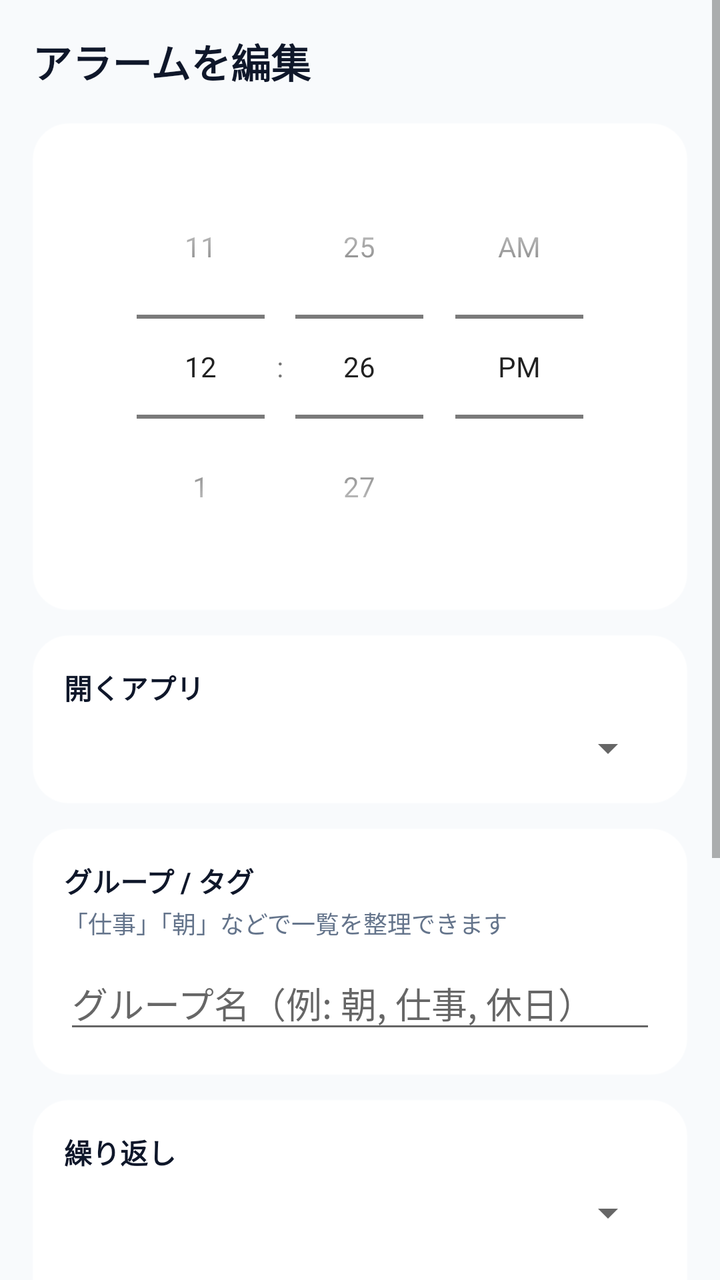
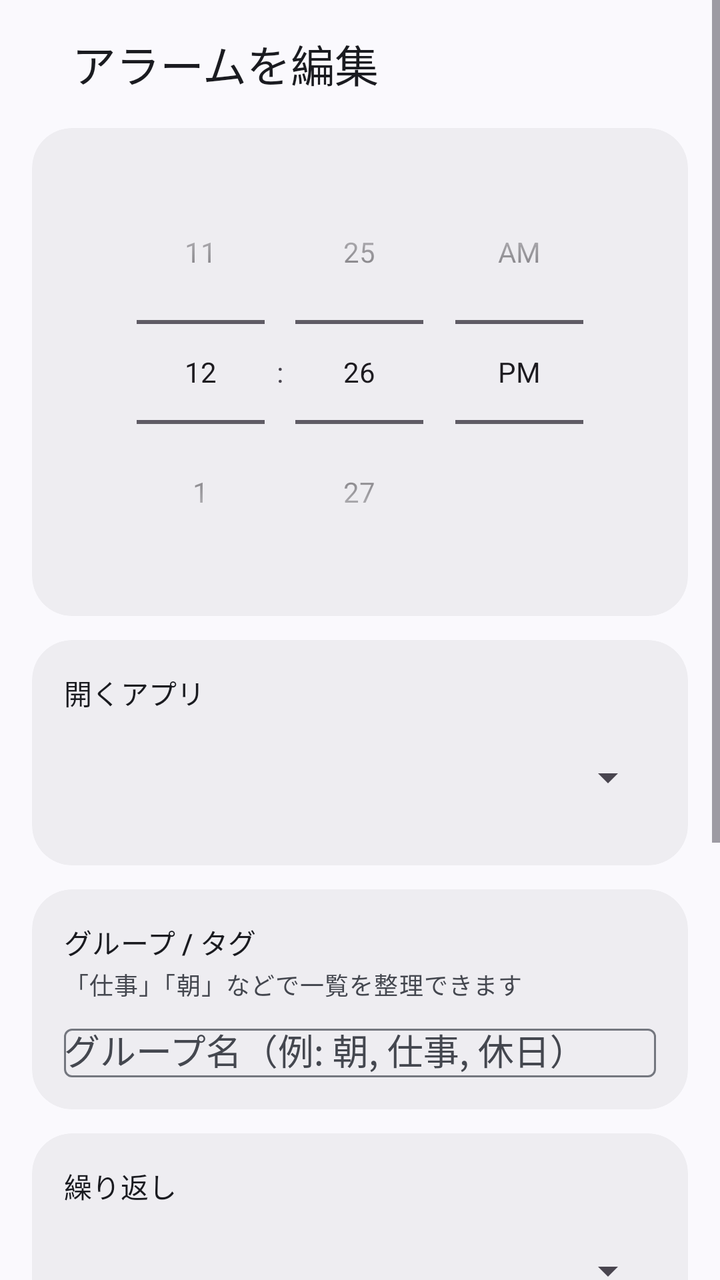

Before-and-after screenshots of an Android layout around one commit, followed by the original layout XML and the change that was made.
<!-- AndroidManifest.xml: application theme Theme.AppAlarm -->
<!-- res/layout/activity_edit.xml -->
<?xml version="1.0" encoding="utf-8"?>
<ScrollView xmlns:android="http://schemas.android.com/apk/res/android"
    android:layout_width="match_parent"
    android:layout_height="match_parent"
    android:background="#F8FAFC">

    <LinearLayout
        android:layout_width="match_parent"
        android:layout_height="wrap_content"
        android:orientation="vertical"
        android:padding="16dp">

        <TextView
            android:id="@+id/tv_edit_title"
            android:layout_width="wrap_content"
            android:layout_height="wrap_content"
            android:text="@string/edit_alarm"
            android:textColor="#0F172A"
            android:textSize="20sp"
            android:textStyle="bold"
            android:layout_marginBottom="16dp" />

        
        <LinearLayout
            android:layout_width="match_parent"
            android:layout_height="wrap_content"
            android:orientation="vertical"
            android:background="@drawable/widget_background"
            android:backgroundTint="#FFFFFF"
            android:elevation="1dp"
            android:padding="16dp"
            android:gravity="center"
            android:layout_marginBottom="12dp">

            <TimePicker
                android:id="@+id/edit_time_picker"
                android:layout_width="wrap_content"
                android:layout_height="wrap_content"
                android:timePickerMode="spinner" />
        </LinearLayout>

        
        <LinearLayout
            android:layout_width="match_parent"
            android:layout_height="wrap_content"
            android:orientation="vertical"
            android:background="@drawable/widget_background"
            android:backgroundTint="#FFFFFF"
            android:elevation="1dp"
            android:padding="16dp"
            android:layout_marginBottom="12dp">

            <TextView
                android:layout_width="wrap_content"
                android:layout_height="wrap_content"
                android:text="開くアプリ"
                android:textColor="#0F172A"
                android:textSize="14sp"
                android:textStyle="bold" />

            <Spinner
                android:id="@+id/spinner_apps"
                android:layout_width="match_parent"
                android:layout_height="wrap_content"
                android:layout_marginTop="8dp" />
        </LinearLayout>

        
        <LinearLayout
            android:layout_width="match_parent"
            android:layout_height="wrap_content"
            android:orientation="vertical"
            android:background="@drawable/widget_background"
            android:backgroundTint="#FFFFFF"
            android:elevation="1dp"
            android:padding="16dp"
            android:layout_marginBottom="12dp">

            <TextView
                android:layout_width="wrap_content"
                android:layout_height="wrap_content"
                android:text="グループ / タグ"
                android:textColor="#0F172A"
                android:textSize="14sp"
                android:textStyle="bold" />

            <TextView
                android:layout_width="wrap_content"
                android:layout_height="wrap_content"
                android:text="「仕事」「朝」などで一覧を整理できます"
                android:textColor="#64748B"
                android:textSize="12sp"
                android:layout_marginTop="2dp" />

            <AutoCompleteTextView
                android:id="@+id/edit_group_tag"
                android:layout_width="match_parent"
                android:layout_height="wrap_content"
                android:layout_marginTop="8dp"
                android:hint="グループ名（例: 朝, 仕事, 休日）"
                android:inputType="text"
                android:maxLines="1" />
        </LinearLayout>

        
        <LinearLayout
            android:layout_width="match_parent"
            android:layout_height="wrap_content"
            android:orientation="vertical"
            android:background="@drawable/widget_background"
            android:backgroundTint="#FFFFFF"
            android:elevation="1dp"
            android:padding="16dp"
            android:layout_marginBottom="12dp">

            <TextView
                android:layout_width="wrap_content"
                android:layout_height="wrap_content"
                android:text="繰り返し"
                android:textColor="#0F172A"
                android:textSize="14sp"
                android:textStyle="bold" />

            <Spinner
                android:id="@+id/spinner_repeat_mode"
                android:layout_width="match_parent"
                android:layout_height="wrap_content"
                android:layout_marginTop="8dp" />

            <CheckBox
                android:id="@+id/cb_skip_holidays"
                android:layout_width="match_parent"
                android:layout_height="wrap_content"
                android:layout_marginTop="8dp"
                android:text="日本の祝日はスキップする" />
        </LinearLayout>

        
        <LinearLayout
            android:layout_width="match_parent"
            android:layout_height="wrap_content"
            android:orientation="vertical"
            android:background="@drawable/widget_background"
            android:backgroundTint="#FFFFFF"
            android:elevation="1dp"
            android:padding="16dp"
            android:layout_marginBottom="24dp">

            <TextView
                android:layout_width="wrap_content"
                android:layout_height="wrap_content"
                android:text="起動のしかた"
                android:textColor="#0F172A"
                android:textSize="14sp"
                android:textStyle="bold" />

            <CheckBox
                android:id="@+id/cb_auto_open"
                android:layout_width="match_parent"
                android:layout_height="wrap_content"
                android:layout_marginTop="8dp"
                android:text="確認せずに自動で開く" />

            <CheckBox
                android:id="@+id/cb_alarm_mode"
                android:layout_width="match_parent"
                android:layout_height="wrap_content"
                android:layout_marginTop="4dp"
                android:text="アラーム鳴動モード（全画面＋停止／スヌーズ）" />
        </LinearLayout>

        <LinearLayout
            android:layout_width="match_parent"
            android:layout_height="wrap_content"
            android:orientation="horizontal">

            <Button
                android:id="@+id/btn_save"
                android:layout_width="0dp"
                android:layout_height="52dp"
                android:layout_weight="1"
                android:layout_marginEnd="6dp"
                android:text="@string/save"
                android:backgroundTint="#2563EB"
                android:textColor="#FFFFFF" />

            <Button
                android:id="@+id/btn_delete"
                android:layout_width="0dp"
                android:layout_height="52dp"
                android:layout_weight="1"
                android:layout_marginStart="6dp"
                android:text="@string/delete"
                style="@style/Widget.MaterialComponents.Button.OutlinedButton"
                android:textColor="#EF4444" />
        </LinearLayout>

    </LinearLayout>
</ScrollView>
<!-- resources referenced by this layout -->
<resources>
  <!-- drawable widget_background (drawable) -->
  <?xml version="1.0" encoding="utf-8"?>
  <shape xmlns:android="http://schemas.android.com/apk/res/android"
      android:shape="rectangle">
      <corners android:radius="18dp" />
      <solid android:color="#F02563EB" />
      <stroke android:width="1dp" android:color="#40FFFFFF" />
  </shape>
  <string name="delete">削除</string>
  <string name="edit_alarm">アラームを編集</string>
  <string name="save">保存</string>
  <style name="Theme.AppAlarm" parent="Theme.MaterialComponents.DayNight.NoActionBar">
          <item name="colorPrimary">@color/primary</item>
          <item name="colorPrimaryVariant">@color/primary_dark</item>
          <item name="colorSecondary">@color/accent</item>
          <item name="android:statusBarColor">@color/primary_dark</item>
      </style>
  <color name="primary">#2563EB</color>
  <color name="primary_dark">#1D4ED8</color>
  <color name="accent">#3B82F6</color>
</resources>

<!-- the commit's change to res/layout/activity_edit.xml (unified diff, before → after) -->
@@ -1,173 +1,209 @@
 <?xml version="1.0" encoding="utf-8"?>
-<ScrollView xmlns:android="http://schemas.android.com/apk/res/android"
+<ScrollView xmlns:android="http://schemas.android.com/apk/res/android" xmlns:app="http://schemas.android.com/apk/res-auto"
     android:layout_width="match_parent"
     android:layout_height="match_parent"
-    android:background="#F8FAFC">
+    android:background="?attr/colorSurface"
+    android:fitsSystemWindows="true">
 
     <LinearLayout
         android:layout_width="match_parent"
         android:layout_height="wrap_content"
         android:orientation="vertical"
-        android:padding="16dp">
+        android:paddingStart="16dp"
+        android:paddingEnd="16dp"
+        android:paddingBottom="16dp">
+
+    <LinearLayout
+        android:layout_width="match_parent"
+        android:layout_height="64dp"
+        android:gravity="center_vertical"
+        android:orientation="horizontal"
+        android:paddingStart="20dp"
+        android:paddingEnd="12dp">
 
         <TextView
             android:id="@+id/tv_edit_title"
-            android:layout_width="wrap_content"
-            android:layout_height="wrap_content"
+            android:layout_width="0dp"
+            android:layout_height="wrap_content"
+            android:layout_weight="1"
             android:text="@string/edit_alarm"
-            android:textColor="#0F172A"
-            android:textSize="20sp"
-            android:textStyle="bold"
-            android:layout_marginBottom="16dp" />
-
-        
-        <LinearLayout
-            android:layout_width="match_parent"
-            android:layout_height="wrap_content"
-            android:orientation="vertical"
-            android:background="@drawable/widget_background"
-            android:backgroundTint="#FFFFFF"
-            android:elevation="1dp"
-            android:padding="16dp"
-            android:gravity="center"
-            android:layout_marginBottom="12dp">
-
-            <TimePicker
-                android:id="@+id/edit_time_picker"
-                android:layout_width="wrap_content"
-                android:layout_height="wrap_content"
-                android:timePickerMode="spinner" />
-        </LinearLayout>
-
-        
-        <LinearLayout
-            android:layout_width="match_parent"
-            android:layout_height="wrap_content"
-            android:orientation="vertical"
-            android:background="@drawable/widget_background"
-            android:backgroundTint="#FFFFFF"
-            android:elevation="1dp"
-            android:padding="16dp"
-            android:layout_marginBottom="12dp">
-
-            <TextView
-                android:layout_width="wrap_content"
-                android:layout_height="wrap_content"
-                android:text="開くアプリ"
-                android:textColor="#0F172A"
-                android:textSize="14sp"
-                android:textStyle="bold" />
-
-            <Spinner
-                android:id="@+id/spinner_apps"
-                android:layout_width="match_parent"
-                android:layout_height="wrap_content"
-                android:layout_marginTop="8dp" />
-        </LinearLayout>
-
-        
-        <LinearLayout
-            android:layout_width="match_parent"
-            android:layout_height="wrap_content"
-            android:orientation="vertical"
-            android:background="@drawable/widget_background"
-            android:backgroundTint="#FFFFFF"
-            android:elevation="1dp"
-            android:padding="16dp"
-            android:layout_marginBottom="12dp">
-
-            <TextView
-                android:layout_width="wrap_content"
-                android:layout_height="wrap_content"
-                android:text="グループ / タグ"
-                android:textColor="#0F172A"
-                android:textSize="14sp"
-                android:textStyle="bold" />
-
-            <TextView
-                android:layout_width="wrap_content"
-                android:layout_height="wrap_content"
-                android:text="「仕事」「朝」などで一覧を整理できます"
-                android:textColor="#64748B"
-                android:textSize="12sp"
-                android:layout_marginTop="2dp" />
-
-            <AutoCompleteTextView
-                android:id="@+id/edit_group_tag"
-                android:layout_width="match_parent"
-                android:layout_height="wrap_content"
-                android:layout_marginTop="8dp"
-                android:hint="グループ名（例: 朝, 仕事, 休日）"
-                android:inputType="text"
-                android:maxLines="1" />
-        </LinearLayout>
-
-        
-        <LinearLayout
-            android:layout_width="match_parent"
-            android:layout_height="wrap_content"
-            android:orientation="vertical"
-            android:background="@drawable/widget_background"
-            android:backgroundTint="#FFFFFF"
-            android:elevation="1dp"
-            android:padding="16dp"
-            android:layout_marginBottom="12dp">
-
-            <TextView
-                android:layout_width="wrap_content"
-                android:layout_height="wrap_content"
-                android:text="繰り返し"
-                android:textColor="#0F172A"
-                android:textSize="14sp"
-                android:textStyle="bold" />
-
-            <Spinner
-                android:id="@+id/spinner_repeat_mode"
-                android:layout_width="match_parent"
-                android:layout_height="wrap_content"
-                android:layout_marginTop="8dp" />
-
-            <CheckBox
-                android:id="@+id/cb_skip_holidays"
-                android:layout_width="match_parent"
-                android:layout_height="wrap_content"
-                android:layout_marginTop="8dp"
-                android:text="日本の祝日はスキップする" />
-        </LinearLayout>
-
-        
-        <LinearLayout
-            android:layout_width="match_parent"
-            android:layout_height="wrap_content"
-            android:orientation="vertical"
-            android:background="@drawable/widget_background"
-            android:backgroundTint="#FFFFFF"
-            android:elevation="1dp"
-            android:padding="16dp"
-            android:layout_marginBottom="24dp">
-
-            <TextView
-                android:layout_width="wrap_content"
-                android:layout_height="wrap_content"
-                android:text="起動のしかた"
-                android:textColor="#0F172A"
-                android:textSize="14sp"
-                android:textStyle="bold" />
-
-            <CheckBox
-                android:id="@+id/cb_auto_open"
-                android:layout_width="match_parent"
-                android:layout_height="wrap_content"
-                android:layout_marginTop="8dp"
-                android:text="確認せずに自動で開く" />
-
-            <CheckBox
-                android:id="@+id/cb_alarm_mode"
-                android:layout_width="match_parent"
-                android:layout_height="wrap_content"
-                android:layout_marginTop="4dp"
-                android:text="アラーム鳴動モード（全画面＋停止／スヌーズ）" />
-        </LinearLayout>
+            android:textAppearance="?attr/textAppearanceTitleLarge"
+            android:textColor="?attr/colorOnSurface" />
+
+    </LinearLayout>
+
+        <com.google.android.material.card.MaterialCardView
+            style="@style/Widget.Material3.CardView.Filled"
+            android:layout_width="match_parent"
+            android:layout_height="wrap_content"
+            android:layout_marginBottom="12dp"
+            app:cardBackgroundColor="?attr/colorSurfaceContainer"
+            app:cardCornerRadius="20dp"
+            app:cardElevation="0dp">
+
+            <LinearLayout
+                android:layout_width="match_parent"
+                android:layout_height="wrap_content"
+                android:orientation="vertical"
+                android:padding="16dp">
+
+                <TimePicker
+                    android:id="@+id/edit_time_picker"
+                    android:layout_width="wrap_content"
+                    android:layout_height="wrap_content"
+                    android:layout_gravity="center_horizontal"
+                    android:timePickerMode="spinner" />
+            </LinearLayout>
+        </com.google.android.material.card.MaterialCardView>
+
+        <com.google.android.material.card.MaterialCardView
+            style="@style/Widget.Material3.CardView.Filled"
+            android:layout_width="match_parent"
+            android:layout_height="wrap_content"
+            android:layout_marginBottom="12dp"
+            app:cardBackgroundColor="?attr/colorSurfaceContainer"
+            app:cardCornerRadius="20dp"
+            app:cardElevation="0dp">
+
+            <LinearLayout
+                android:layout_width="match_parent"
+                android:layout_height="wrap_content"
+                android:orientation="vertical"
+                android:padding="16dp">
+
+                <TextView
+                    android:layout_width="wrap_content"
+                    android:layout_height="wrap_content"
+                    android:text="開くアプリ"
+                    android:textAppearance="?attr/textAppearanceTitleSmall"
+                    android:textColor="?attr/colorOnSurface" />
+                <Spinner
+                    android:id="@+id/spinner_apps"
+                    android:layout_width="match_parent"
+                    android:layout_height="56dp"
+                    android:layout_marginTop="4dp" />
+            </LinearLayout>
+        </com.google.android.material.card.MaterialCardView>
+
+        <com.google.android.material.card.MaterialCardView
+            style="@style/Widget.Material3.CardView.Filled"
+            android:layout_width="match_parent"
+            android:layout_height="wrap_content"
+            android:layout_marginBottom="12dp"
+            app:cardBackgroundColor="?attr/colorSurfaceContainer"
+            app:cardCornerRadius="20dp"
+            app:cardElevation="0dp">
+
+            <LinearLayout
+                android:layout_width="match_parent"
+                android:layout_height="wrap_content"
+                android:orientation="vertical"
+                android:padding="16dp">
+
+                <TextView
+                    android:layout_width="wrap_content"
+                    android:layout_height="wrap_content"
+                    android:text="グループ / タグ"
+                    android:textAppearance="?attr/textAppearanceTitleSmall"
+                    android:textColor="?attr/colorOnSurface" />
+                <TextView
+                    android:layout_width="wrap_content"
+                    android:layout_height="wrap_content"
+                    android:layout_marginTop="2dp"
+                    android:layout_marginBottom="8dp"
+                    android:text="「仕事」「朝」などで一覧を整理できます"
+                    android:textAppearance="?attr/textAppearanceBodySmall"
+                    android:textColor="?attr/colorOnSurfaceVariant" />
+                <com.google.android.material.textfield.TextInputLayout
+                    style="@style/Widget.Material3.TextInputLayout.OutlinedBox"
+                    android:layout_width="match_parent"
+                    android:layout_height="wrap_content"
+                    android:hint="グループ名（例: 朝, 仕事, 休日）">
+
+                    <AutoCompleteTextView
+                        android:id="@+id/edit_group_tag"
+                        android:layout_width="match_parent"
+                        android:layout_height="wrap_content"
+                        android:inputType="text"
+                        android:maxLines="1"
+                        android:textColor="?attr/colorOnSurface" />
+                </com.google.android.material.textfield.TextInputLayout>
+            </LinearLayout>
+        </com.google.android.material.card.MaterialCardView>
+
+        <com.google.android.material.card.MaterialCardView
+            style="@style/Widget.Material3.CardView.Filled"
+            android:layout_width="match_parent"
+            android:layout_height="wrap_content"
+            android:layout_marginBottom="12dp"
+            app:cardBackgroundColor="?attr/colorSurfaceContainer"
+            app:cardCornerRadius="20dp"
+            app:cardElevation="0dp">
+
+            <LinearLayout
+                android:layout_width="match_parent"
+                android:layout_height="wrap_content"
+                android:orientation="vertical"
+                android:padding="16dp">
+
+                <TextView
+                    android:layout_width="wrap_content"
+                    android:layout_height="wrap_content"
+                    android:text="繰り返し"
+                    android:textAppearance="?attr/textAppearanceTitleSmall"
+                    android:textColor="?attr/colorOnSurface" />
+                <Spinner
+                    android:id="@+id/spinner_repeat_mode"
+                    android:layout_width="match_parent"
+                    android:layout_height="56dp"
+                    android:layout_marginTop="4dp" />
+                <CheckBox
+                    android:id="@+id/cb_skip_holidays"
+                    android:layout_width="match_parent"
+                    android:layout_height="wrap_content"
+                    android:minHeight="48dp"
+                    android:text="日本の祝日はスキップする"
+                    android:textColor="?attr/colorOnSurface" />
+            </LinearLayout>
+        </com.google.android.material.card.MaterialCardView>
+
+        <com.google.android.material.card.MaterialCardView
+            style="@style/Widget.Material3.CardView.Filled"
+            android:layout_width="match_parent"
+            android:layout_height="wrap_content"
+            android:layout_marginBottom="12dp"
+            app:cardBackgroundColor="?attr/colorSurfaceContainer"
+            app:cardCornerRadius="20dp"
+            app:cardElevation="0dp">
+
+            <LinearLayout
+                android:layout_width="match_parent"
+                android:layout_height="wrap_content"
+                android:orientation="vertical"
+                android:padding="16dp">
+
+                <TextView
+                    android:layout_width="wrap_content"
+                    android:layout_height="wrap_content"
+                    android:text="起動のしかた"
+                    android:textAppearance="?attr/textAppearanceTitleSmall"
+                    android:textColor="?attr/colorOnSurface" />
+                <CheckBox
+                    android:id="@+id/cb_auto_open"
+                    android:layout_width="match_parent"
+                    android:layout_height="wrap_content"
+                    android:minHeight="48dp"
+                    android:text="確認せずに自動で開く"
+                    android:textColor="?attr/colorOnSurface" />
+                <CheckBox
+                    android:id="@+id/cb_alarm_mode"
+                    android:layout_width="match_parent"
+                    android:layout_height="wrap_content"
+                    android:minHeight="48dp"
+                    android:text="アラーム鳴動モード（全画面＋停止／スヌーズ）"
+                    android:textColor="?attr/colorOnSurface" />
+            </LinearLayout>
+        </com.google.android.material.card.MaterialCardView>
 
         <LinearLayout
             android:layout_width="match_parent"
@@ -176,23 +212,23 @@
 
             <Button
                 android:id="@+id/btn_save"
+                style="@style/Widget.Material3.Button"
                 android:layout_width="0dp"
-                android:layout_height="52dp"
+                android:layout_height="56dp"
+                android:layout_marginEnd="6dp"
                 android:layout_weight="1"
-                android:layout_marginEnd="6dp"
-                android:text="@string/save"
-                android:backgroundTint="#2563EB"
-                android:textColor="#FFFFFF" />
+                android:text="@string/save" />
 
             <Button
                 android:id="@+id/btn_delete"
+                style="@style/Widget.Material3.Button.OutlinedButton"
                 android:layout_width="0dp"
-                android:layout_height="52dp"
+                android:layout_height="56dp"
+                android:layout_marginStart="6dp"
                 android:layout_weight="1"
-                android:layout_marginStart="6dp"
                 android:text="@string/delete"
-                style="@style/Widget.MaterialComponents.Button.OutlinedButton"
-                android:textColor="#EF4444" />
+                android:textColor="?attr/colorError"
+                app:strokeColor="?attr/colorError" />
         </LinearLayout>
 
     </LinearLayout>
<!-- resource entries referenced after the edit -->
@@ -1,24 +1,35 @@
 <!-- resources referenced by this layout -->
 <resources>
-  <!-- drawable widget_background (drawable) -->
-  <?xml version="1.0" encoding="utf-8"?>
-  <shape xmlns:android="http://schemas.android.com/apk/res/android"
-      android:shape="rectangle">
-      <corners android:radius="18dp" />
-      <solid android:color="#F02563EB" />
-      <stroke android:width="1dp" android:color="#40FFFFFF" />
-  </shape>
   <string name="delete">削除</string>
   <string name="edit_alarm">アラームを編集</string>
   <string name="save">保存</string>
-  <style name="Theme.AppAlarm" parent="Theme.MaterialComponents.DayNight.NoActionBar">
-          <item name="colorPrimary">@color/primary</item>
-          <item name="colorPrimaryVariant">@color/primary_dark</item>
-          <item name="colorSecondary">@color/accent</item>
-          <item name="android:statusBarColor">@color/primary_dark</item>
+  <style name="Theme.AppAlarm" parent="Theme.Material3.DayNight.NoActionBar">
+          <item name="colorPrimary">#2563EB</item>
+          <item name="colorOnPrimary">#FFFFFF</item>
+          <item name="colorPrimaryContainer">#DBE6FF</item>
+          <item name="colorOnPrimaryContainer">#001A41</item>
+          <item name="colorSecondary">#575E71</item>
+          <item name="colorOnSecondary">#FFFFFF</item>
+          <item name="colorSecondaryContainer">#DBE2F9</item>
+          <item name="colorOnSecondaryContainer">#141B2C</item>
+          <item name="android:colorBackground">#FAF9FD</item>
+          <item name="colorSurface">#FAF9FD</item>
+          <item name="colorOnSurface">#1A1B20</item>
+          <item name="colorSurfaceVariant">#E1E2EC</item>
+          <item name="colorOnSurfaceVariant">#44474F</item>
+          <item name="colorSurfaceContainerLowest">#FFFFFF</item>
+          <item name="colorSurfaceContainerLow">#F4F3F7</item>
+          <item name="colorSurfaceContainer">#EEEDF1</item>
+          <item name="colorSurfaceContainerHigh">#E8E7EB</item>
+          <item name="colorSurfaceContainerHighest">#E3E2E6</item>
+          <item name="colorOutline">#74777F</item>
+          <item name="colorOutlineVariant">#C4C6D0</item>
+          <item name="colorError">#BA1A1A</item>
+          <item name="colorOnError">#FFFFFF</item>
+          <item name="android:statusBarColor">?attr/colorSurface</item>
+          <item name="android:navigationBarColor">?attr/colorSurface</item>
+          <item name="android:windowLightStatusBar">true</item>
+          <item name="android:windowLightNavigationBar">true</item>
       </style>
-  <color name="primary">#2563EB</color>
-  <color name="primary_dark">#1D4ED8</color>
-  <color name="accent">#3B82F6</color>
 </resources>
 
